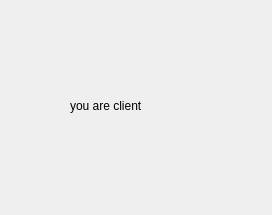
The window that guitest/postloginclient.ui (cameronhawtin/Animal-Farm-cuACS) describes before a commit, drawn with Qt 5.
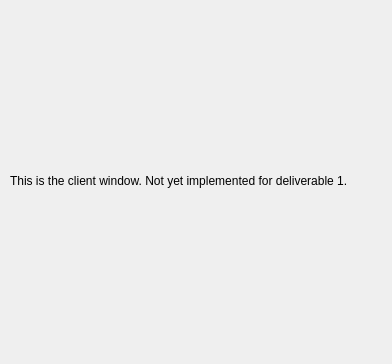
The same window after the commit.

Commit message: Removed staff home screen label

The edit to the form file:
```diff
--- a/guitest/postloginclient.ui
+++ b/guitest/postloginclient.ui
@@ -6,8 +6,8 @@
    <rect>
     <x>0</x>
     <y>0</y>
-    <width>272</width>
-    <height>215</height>
+    <width>392</width>
+    <height>364</height>
    </rect>
   </property>
   <property name="windowTitle">
@@ -16,14 +16,14 @@
   <widget class="QLabel" name="label">
    <property name="geometry">
     <rect>
-     <x>70</x>
-     <y>90</y>
-     <width>161</width>
-     <height>31</height>
+     <x>10</x>
+     <y>100</y>
+     <width>401</width>
+     <height>161</height>
     </rect>
    </property>
    <property name="text">
-    <string>you are client</string>
+    <string>This is the client window. Not yet implemented for deliverable 1.</string>
    </property>
   </widget>
  </widget>
```
The commit also changes 3 other files.
